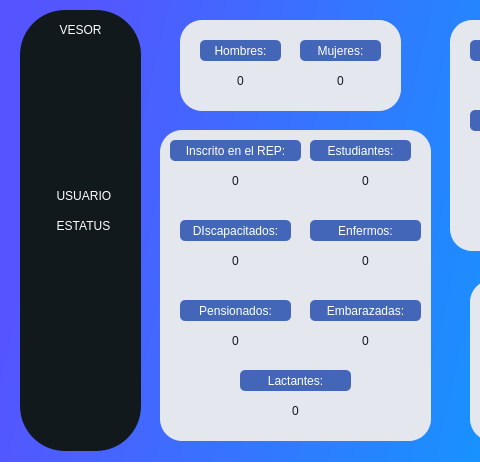
Above: VESOR/Ventana_inicial_menus.ui from JoseSierraVzl/Proyecto-VESOR before the change; both pictures show x 0 to 480 and y 0 to 462 of the 745 by 462 pixel window. Below: the same form after it.
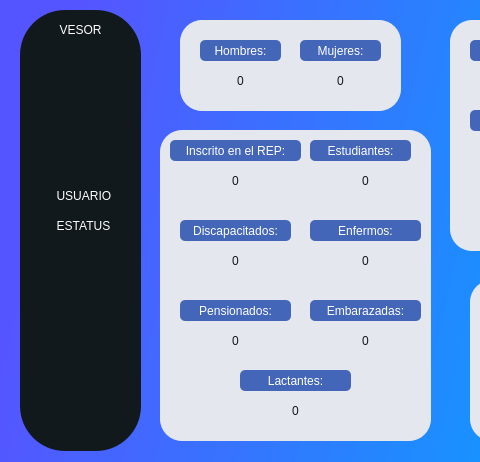
That is the form after the change. Icons and pictures are not drawn.

Diff of the .ui file:
```diff
--- a/VESOR/Ventana_inicial_menus.ui
+++ b/VESOR/Ventana_inicial_menus.ui
@@ -656,7 +656,7 @@
 		border-radius: 5px</string>
      </property>
      <property name="text">
-      <string>DIscapacitados:</string>
+      <string>Discapacitados:</string>
      </property>
      <property name="alignment">
       <set>Qt::AlignCenter</set>
```
